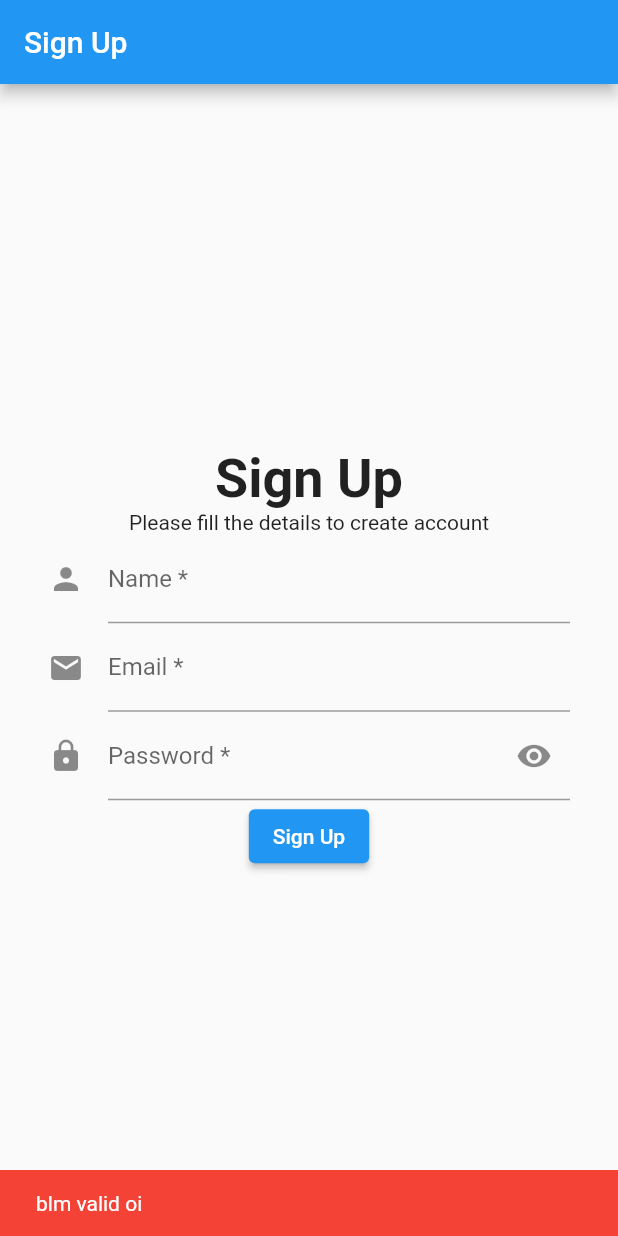
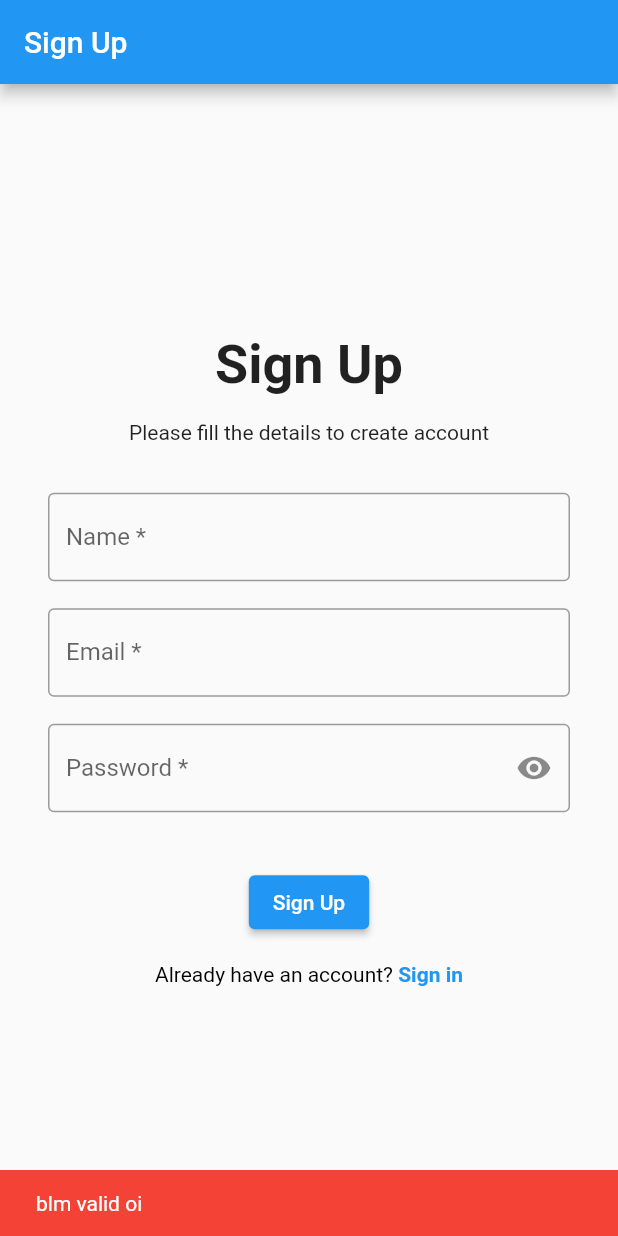
Before and after one commit to jestsee/todo-list-flutter, a Flutter app: the screen it shows after launch, after a tap on "Sign Up", on a phone screen of 412 x 824 dp. Run offline on Flutter 3.47's test engine with Material 2 defaults, Android fonts, the phone set to English and light mode, and no system bars; drawn by our look-alikes of reactive_forms; our stand-ins replace flutter_dotenv, flutter_hooks, hooks_riverpod, string_validator, supabase_flutter; accounts and stored records are empty.

Commit message:
feat: sign up functionality

```diff
--- a/lib/controllers/auth_controller.dart
+++ b/lib/controllers/auth_controller.dart
@@ -5,8 +5,8 @@ import 'package:hooks_riverpod/hooks_riverpod.dart';
 import 'package:supabase_flutter/supabase_flutter.dart';
 import 'package:todo_list/repositories/auth/auth_repository.dart';
 
-final authControllerProvider = StateNotifierProvider<AuthController, User?>(
-    (ref) => AuthController(ref)..appStarted());
+final authControllerProvider =
+    StateNotifierProvider<AuthController, User?>((ref) => AuthController(ref));
 
 class AuthController extends StateNotifier<User?> {
   final Ref _ref;
@@ -34,6 +34,14 @@ class AuthController extends StateNotifier<User?> {
     }
   }
 
+  void signUp(String email, String password, String name) async {
+    await _ref.read(authRepositoryProvider).signUpUser(email, password, name);
+  }
+
+  void signIn(String email, String password) async {
+    await _ref.read(authRepositoryProvider).signInUser(email, password);
+  }
+
   void signOut() async {
     await _ref.read(authRepositoryProvider).signOutUser();
   }
--- a/lib/repositories/auth/auth_base_repository.dart
+++ b/lib/repositories/auth/auth_base_repository.dart
@@ -2,7 +2,7 @@ import 'package:supabase_flutter/supabase_flutter.dart';
 
 abstract class AuthBaseRepository {
   Stream<AuthState> get authStateChanges;
-  Future<void> signUpUser(String email, String password);
+  Future<void> signUpUser(String email, String password, String name);
   Future<void> signInUser(String email, String password);
   Future<void> signOutUser();
   User? getCurrentUser();
--- a/lib/repositories/auth/auth_repository.dart
+++ b/lib/repositories/auth/auth_repository.dart
@@ -1,3 +1,5 @@
+import 'dart:developer';
+
 import 'package:supabase_flutter/supabase_flutter.dart';
 import 'package:todo_list/provider/supabase_provider.dart';
 import 'package:todo_list/repositories/auth/auth_base_repository.dart';
@@ -17,12 +19,15 @@ class AuthRepository implements AuthBaseRepository {
       _ref.read(supabaseClientProvider).auth.onAuthStateChange;
 
   @override
-  Future<void> signUpUser(String email, String password) async {
+  Future<void> signUpUser(String email, String password, String name) async {
+    log('$email $password $name');
     try {
-      await _ref
-          .read(supabaseClientProvider)
-          .auth
-          .signUp(email: email, password: password);
+      var temp = await _ref.read(supabaseClientProvider).auth.signUp(
+          email: email,
+          password: password,
+          data: {"name": name, "avatar_url": 'asd'});
+      log(temp.session.toString());
+      log(temp.user.toString());
     } on Exception catch (e) {
       throw CustomException(message: e.toString());
     }
--- a/lib/ui/screens/sign_up/sign_up.dart
+++ b/lib/ui/screens/sign_up/sign_up.dart
@@ -1,3 +1,4 @@
+import 'package:flutter/gestures.dart';
 import 'package:flutter/material.dart';
 import 'package:todo_list/ui/screens/sign_up/sign_up_form.dart';
 
@@ -8,11 +9,36 @@ class SignUp extends StatelessWidget {
   Widget build(BuildContext context) {
     return Scaffold(
       appBar: AppBar(title: const Text('Sign Up')),
-      body: Center(
-          child: Padding(
+      body: Padding(
         padding: const EdgeInsets.all(32.0),
-        child: SignUpForm(),
-      )),
+        child: Column(
+          mainAxisAlignment: MainAxisAlignment.center,
+          children: <Widget>[
+            const Text(
+              'Sign Up',
+              style: TextStyle(fontSize: 36, fontWeight: FontWeight.w600),
+            ),
+            const SizedBox(height: 16),
+            const Text('Please fill the details to create account'),
+            const SizedBox(height: 32),
+            SignUpForm(),
+            const SizedBox(height: 16),
+            RichText(
+                text: TextSpan(
+                    style: const TextStyle(color: Colors.black, fontSize: 14.0),
+                    children: <TextSpan>[
+                  const TextSpan(text: 'Already have an account? '),
+                  TextSpan(
+                      text: 'Sign in',
+                      style: const TextStyle(
+                          color: Colors.blue, fontWeight: FontWeight.bold),
+                      recognizer: TapGestureRecognizer()
+                        ..onTap =
+                            () => Navigator.pushNamed(context, '/sign-in'))
+                ]))
+          ],
+        ),
+      ),
     );
   }
 }
--- a/lib/ui/screens/sign_up/sign_up_form.dart
+++ b/lib/ui/screens/sign_up/sign_up_form.dart
@@ -1,11 +1,15 @@
+import 'dart:developer';
+
 import 'package:flutter/material.dart';
 import 'package:flutter_hooks/flutter_hooks.dart';
+import 'package:hooks_riverpod/hooks_riverpod.dart';
 import 'package:reactive_forms/reactive_forms.dart';
+import 'package:todo_list/controllers/auth_controller.dart';
 import 'package:todo_list/ui/validator/validation_message.dart' as v;
 import 'package:todo_list/utils.dart';
 import '../../widgets/custom_form.dart';
 
-class SignUpForm extends HookWidget {
+class SignUpForm extends HookConsumerWidget {
   SignUpForm({
     Key? key,
   }) : super(key: key);
@@ -19,35 +23,35 @@ class SignUpForm extends HookWidget {
         validators: [Validators.required, Validators.minLength(6)])
   });
 
+// getters
+  String get name => form.control('name').value;
+  String get email => form.control('email').value;
+  String get password => form.control('password').value;
+
   @override
-  Widget build(BuildContext context) {
+  Widget build(BuildContext context, WidgetRef ref) {
     final msg = useMemoized(() => const v.ValidationMessage());
     return Column(
       mainAxisAlignment: MainAxisAlignment.center,
       children: <Widget>[
-        const Text(
-          'Sign Up',
-          style: TextStyle(fontSize: 36, fontWeight: FontWeight.w600),
-        ),
-        // const SizedBox(height: 16),
-        const Text('Please fill the details to create account'),
         // const SizedBox(height: 32),
         ReactiveForm(
             formGroup: form,
-            child: Column(
+            child: Wrap(
+              runSpacing: 18,
               children: <Widget>[
                 CustomForm(
                     name: 'name',
                     label: 'Name *',
-                    leading: const Icon(Icons.person),
+                    // leading: const Icon(Icons.person),
                     placeholder: 'John Doe',
                     validator: {
-                      'required': (_) => msg.required('Password'),
+                      'required': (_) => msg.required('Name'),
                     }),
                 CustomForm(
                     name: 'email',
                     label: 'Email *',
-                    leading: const Icon(Icons.mail),
+                    // leading: const Icon(Icons.mail),
                     placeholder: 'example@mail.com',
                     validator: {
                       'required': (_) => msg.required('Email'),
@@ -56,7 +60,7 @@ class SignUpForm extends HookWidget {
                 CustomForm(
                   name: 'password',
                   label: 'Password *',
-                  leading: const Icon(Icons.lock),
+                  // leading: const Icon(Icons.lock),
                   validator: {
                     'required': (_) => msg.required('Password'),
                     'minLength': (error) => msg.minLength(
@@ -65,12 +69,20 @@ class SignUpForm extends HookWidget {
                 ),
               ],
             )),
+        const SizedBox(
+          height: 36,
+        ),
         ElevatedButton(
           onPressed: () {
-            print(form.value);
-            form.valid
-                ? context.showSnackBar(message: 'cihuy')
-                : context.showErrorSnackBar(message: 'blm valid oi');
+            log(form.value.toString());
+            if (!form.valid) {
+              return context.showErrorSnackBar(message: 'blm valid oi');
+            }
+            ref
+                .read(authControllerProvider.notifier)
+                .signUp(email, password, name);
+            context.showSnackBar(message: 'cihuy');
+            Navigator.pushNamed(context, '/');
           },
           child: const Text('Sign Up'),
         )
--- a/lib/ui/validator/validation_message.dart
+++ b/lib/ui/validator/validation_message.dart
@@ -6,7 +6,7 @@ class ValidationMessage {
   String required(String field) => '$field is required';
 
   String minLength(String field, int length) =>
-      '$field should be more than $length characters';
+      '$field must be at least $length characters';
 
   String maxLength(String field, int length) =>
       '$field can be max $length characters long';
--- a/lib/ui/widgets/custom_form.dart
+++ b/lib/ui/widgets/custom_form.dart
@@ -24,6 +24,7 @@ class CustomForm extends HookWidget {
       validationMessages: validator,
       obscureText: name == 'password' ? hidePassword.value : false,
       decoration: InputDecoration(
+        border: const OutlineInputBorder(),
         icon: leading,
         hintText: placeholder,
         labelText: label,
--- a/lib/utils.dart
+++ b/lib/utils.dart
@@ -1,7 +1,4 @@
 import 'package:flutter/material.dart';
-import 'package:supabase_flutter/supabase_flutter.dart';
-
-final supabase = Supabase.instance.client;
 
 extension ShowSnackBar on BuildContext {
   void showSnackBar({
```
Also changed, not shown: 1 other file.
